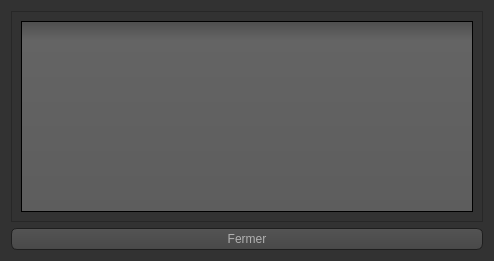
This is vue/historiquescore.ui in mourad1081/LaRevancheDesIndustriels as Qt 5 draws it before an edit. The edited form follows.
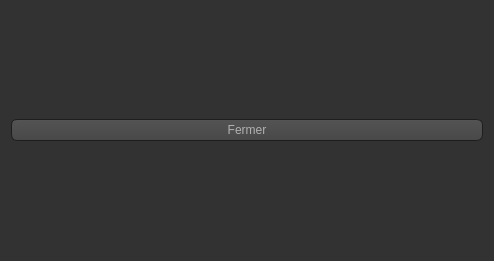
This is the edited form. Icons and pictures are not drawn.

Commit message: Meilleurs scores ajoutés

```diff
--- a/vue/historiquescore.ui
+++ b/vue/historiquescore.ui
@@ -231,7 +231,7 @@
 QScrollBar:vertical
 {
       background: QLinearGradient( x1: 0, y1: 0, x2: 1, y2: 0, stop: 0.0 #121212, stop: 0.2 #282828, stop: 1 #484848);
-      width: 7px;
+      width: 15px;
       margin: 16px 0 16px 0;
       border: 1px solid #222222;
 }
@@ -240,7 +240,7 @@
 {
       background: QLinearGradient( x1: 0, y1: 0, x2: 0, y2: 1, stop: 0 #ffa02f, stop: 0.5 #d7801a, stop: 1 #ffa02f);
       min-height: 20px;
-      border-radius: 2px;
+      border-radius: 3x;
 }
 
 QScrollBar::add-line:vertical
@@ -476,26 +476,7 @@
   </property>
   <layout class="QVBoxLayout" name="verticalLayout_2">
    <item>
-    <widget class="QScrollArea" name="scrollArea">
-     <property name="widgetResizable">
-      <bool>true</bool>
-     </property>
-     <widget class="QWidget" name="scrollAreaWidgetContents">
-      <property name="geometry">
-       <rect>
-        <x>0</x>
-        <y>0</y>
-        <width>474</width>
-        <height>213</height>
-       </rect>
-      </property>
-      <layout class="QVBoxLayout" name="verticalLayout">
-       <item>
-        <widget class="QListWidget" name="listeScores"/>
-       </item>
-      </layout>
-     </widget>
-    </widget>
+    <layout class="QVBoxLayout" name="lay"/>
    </item>
    <item>
     <widget class="QPushButton" name="fermer">
```
The commit also changes 17 other files.
